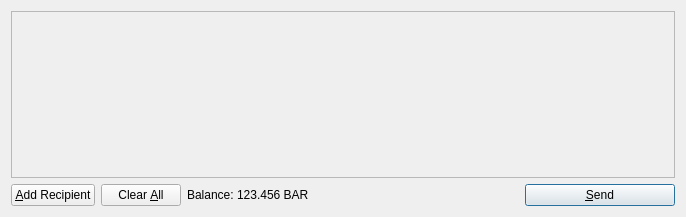
Qt form src/qt/forms/sendcoinsdialog.ui (liamd09/shoecoin) before a commit.
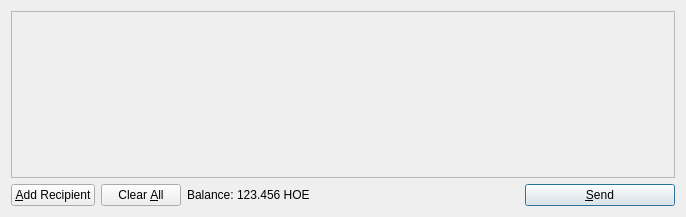
The same form after that commit. Icons and pictures are not drawn.

Diff of the .ui file:
```diff
--- a/src/qt/forms/sendcoinsdialog.ui
+++ b/src/qt/forms/sendcoinsdialog.ui
@@ -119,7 +119,7 @@
           <cursorShape>IBeamCursor</cursorShape>
          </property>
          <property name="text">
-          <string>123.456 BAR</string>
+          <string>123.456 HOE</string>
          </property>
          <property name="textInteractionFlags">
           <set>Qt::LinksAccessibleByMouse|Qt::TextSelectableByKeyboard|Qt::TextSelectableByMouse</set>
```
